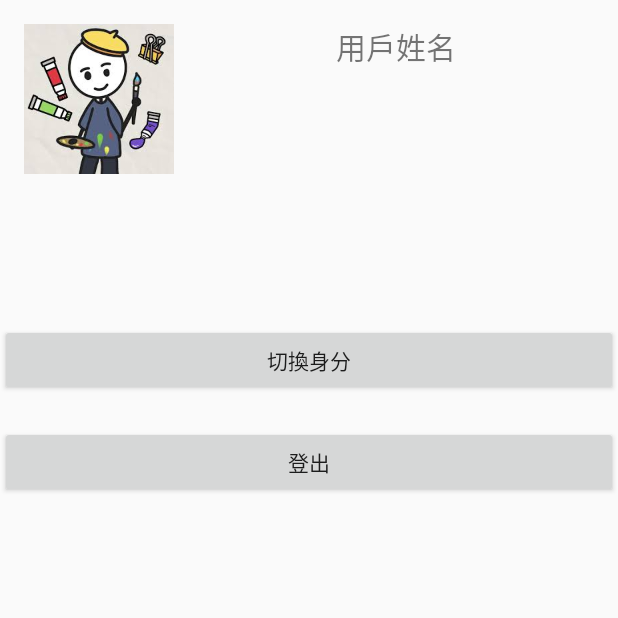
After one commit to MRRyLai/Group-5, an Android app: the UserSettings screen opened directly, with no data from a screen before it, on a phone screen of 412 x 824 dp, the top half of it. The commit adds this screen. Run offline under Robolectric (Android 15) with nearby library versions, the phone set to English and light mode, and no system bars.

Commit message:
新增用戶設定功能、商家小問題debug

```diff
--- a/app/src/main/AndroidManifest.xml
+++ b/app/src/main/AndroidManifest.xml
@@ -13,6 +13,9 @@
         android:roundIcon="@mipmap/ic_launcher_round"
         android:supportsRtl="true"
         android:theme="@style/Theme.Group5">
+        <activity
+            android:name=".UserSettings"
+            android:exported="false" />
         <activity
             android:name=".MenuActivity"
             android:exported="false" />
--- a/app/src/main/java/com/example/group5/Register.java
+++ b/app/src/main/java/com/example/group5/Register.java
@@ -29,6 +29,7 @@ public class Register extends AppCompatActivity {
     private Button btnRegister;
     private String URL = "http://10.0.2.2/application_project/register.php";
     private String name, email, password, reenterPassword;
+    static public String data_name;
 
     @Override
     protected void onCreate(Bundle savedInstanceState) {
--- /dev/null
+++ b/app/src/main/java/com/example/group5/UserSettings.java
@@ -0,0 +1,42 @@
+package com.example.group5;
+
+import androidx.appcompat.app.AppCompatActivity;
+
+import android.content.Intent;
+import android.os.Bundle;
+import android.view.View;
+import android.widget.EditText;
+import android.widget.TextView;
+
+import java.net.URL;
+
+public class UserSettings extends AppCompatActivity {
+    private String url = "http://10.0.2.2/application_project/getdata.php";
+    TextView textView;
+    private String username = "";
+    @Override
+    protected void onCreate(Bundle savedInstanceState) {
+        super.onCreate(savedInstanceState);
+        setContentView(R.layout.activity_user_settings);
+
+        textView = findViewById(R.id.tv_user_name);
+
+    }
+    public void getdata(){
+
+        textView.setText(username);
+    }
+    public void onclick(View v){
+        switch (v.getId()){
+
+            case R.id.btn_choose_identity:
+                Intent intent = new Intent(this, choose_identity.class);
+                startActivity(intent);
+                break;
+            case R.id.btn_logout:
+                Intent intent1 = new Intent(this, Login.class);
+                startActivity(intent1);
+                break;
+        }
+    }
+}
--- a/app/src/main/java/com/example/group5/business.java
+++ b/app/src/main/java/com/example/group5/business.java
@@ -17,7 +17,8 @@ public class business extends AppCompatActivity {
     }
 
     public void go_back(View view){
-        Intent it = new Intent(this, shop_host.class );
-        startActivity(it);
+//        Intent it = new Intent(this, shop_host.class );
+//        startActivity(it);
+        finish();
     }
 }
--- a/app/src/main/java/com/example/group5/catch_order.java
+++ b/app/src/main/java/com/example/group5/catch_order.java
@@ -16,7 +16,8 @@ public class catch_order extends AppCompatActivity {
 
 
     public void go_back(View view){
-        Intent it = new Intent(this,shop_host.class );
-        startActivity(it);
+//        Intent it = new Intent(this,shop_host.class );
+//        startActivity(it);
+        finish();
     }
 }
--- a/app/src/main/java/com/example/group5/customer_service.java
+++ b/app/src/main/java/com/example/group5/customer_service.java
@@ -15,7 +15,8 @@ public class customer_service extends AppCompatActivity {
     }
 
     public void go_back(View view){
-        Intent it = new Intent(this,shop_host.class );
-        startActivity(it);
+//        Intent it = new Intent(this,shop_host.class );
+//        startActivity(it);
+        finish();
     }
 }
--- a/app/src/main/java/com/example/group5/shop_host.java
+++ b/app/src/main/java/com/example/group5/shop_host.java
@@ -35,8 +35,9 @@ public class shop_host extends AppCompatActivity {
     }
 
    public void goto_choose_identity(View view){
-        Intent it = new Intent(this,choose_identity.class );
-        startActivity(it);
+//        Intent it = new Intent(this,choose_identity.class );
+//        startActivity(it);
+       finish();
     }
 
 
--- a/app/src/main/java/com/example/group5/want_sell.java
+++ b/app/src/main/java/com/example/group5/want_sell.java
@@ -15,7 +15,8 @@ public class want_sell extends AppCompatActivity {
     }
 
     public void go_back(View view){
-        Intent it = new Intent(this,shop_host.class );
-        startActivity(it);
+//        Intent it = new Intent(this,shop_host.class );
+//        startActivity(it);
+        finish();
     }
 }
--- /dev/null
+++ b/app/src/main/res/layout/activity_user_settings.xml
@@ -0,0 +1,51 @@
+<?xml version="1.0" encoding="utf-8"?>
+<androidx.constraintlayout.widget.ConstraintLayout xmlns:android="http://schemas.android.com/apk/res/android"
+    xmlns:app="http://schemas.android.com/apk/res-auto"
+    xmlns:tools="http://schemas.android.com/tools"
+    android:layout_width="match_parent"
+    android:layout_height="match_parent"
+    tools:context=".UserSettings">
+
+    <ImageView
+        android:id="@+id/imageView2"
+        android:layout_width="100dp"
+        android:layout_height="100dp"
+        android:layout_marginStart="16dp"
+        android:layout_marginTop="16dp"
+        app:layout_constraintStart_toStartOf="parent"
+        app:layout_constraintTop_toTopOf="parent"
+        app:srcCompat="@drawable/headpicture" />
+
+    <TextView
+        android:id="@+id/tv_user_name"
+        android:layout_width="wrap_content"
+        android:layout_height="wrap_content"
+        android:layout_marginTop="16dp"
+        android:text="用戶姓名"
+        android:textSize="20sp"
+        app:layout_constraintEnd_toEndOf="parent"
+        app:layout_constraintStart_toEndOf="@+id/imageView2"
+        app:layout_constraintTop_toTopOf="parent" />
+
+    <Button
+        android:id="@+id/btn_choose_identity"
+        android:layout_width="0dp"
+        android:layout_height="wrap_content"
+        android:layout_marginTop="100dp"
+        android:onClick="onclick"
+        android:text="切換身分"
+        app:layout_constraintEnd_toEndOf="parent"
+        app:layout_constraintStart_toStartOf="parent"
+        app:layout_constraintTop_toBottomOf="@+id/imageView2" />
+
+    <Button
+        android:id="@+id/btn_logout"
+        android:layout_width="0dp"
+        android:layout_height="wrap_content"
+        android:layout_marginTop="20dp"
+        android:onClick="onclick"
+        android:text="登出"
+        app:layout_constraintEnd_toEndOf="parent"
+        app:layout_constraintStart_toStartOf="parent"
+        app:layout_constraintTop_toBottomOf="@+id/btn_choose_identity" />
+</androidx.constraintlayout.widget.ConstraintLayout>
```
Also changed, not shown: app/src/main/java/com/example/group5/MenuActivity.java (+14 -0 lines), app/src/main/res/drawable/headpicture.jpg (added).
